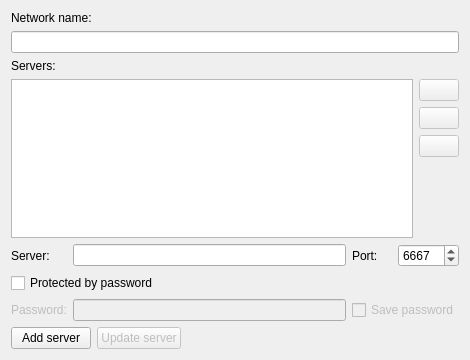
Old version of the form irc/src/ui/addaccountform.ui in the repository euroelessar/qutim.
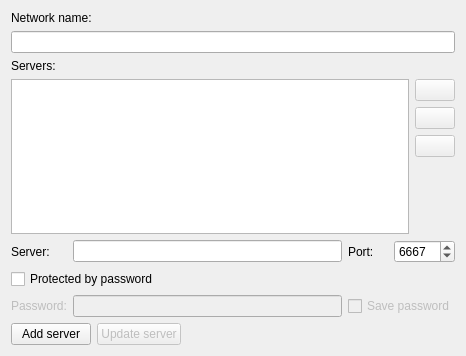
New version of the form.

The edit to the form file:
```diff
--- a/irc/src/ui/addaccountform.ui
+++ b/irc/src/ui/addaccountform.ui
@@ -6,8 +6,8 @@
    <rect>
     <x>0</x>
     <y>0</y>
-    <width>470</width>
-    <height>360</height>
+    <width>466</width>
+    <height>356</height>
    </rect>
   </property>
   <property name="windowTitle">
@@ -33,8 +33,8 @@
        <rect>
         <x>0</x>
         <y>0</y>
-        <width>470</width>
-        <height>360</height>
+        <width>466</width>
+        <height>356</height>
        </rect>
       </property>
       <layout class="QGridLayout" name="gridLayout_3">
```
Left out of the diff: 15 changed lines with no effect on the pictures.
